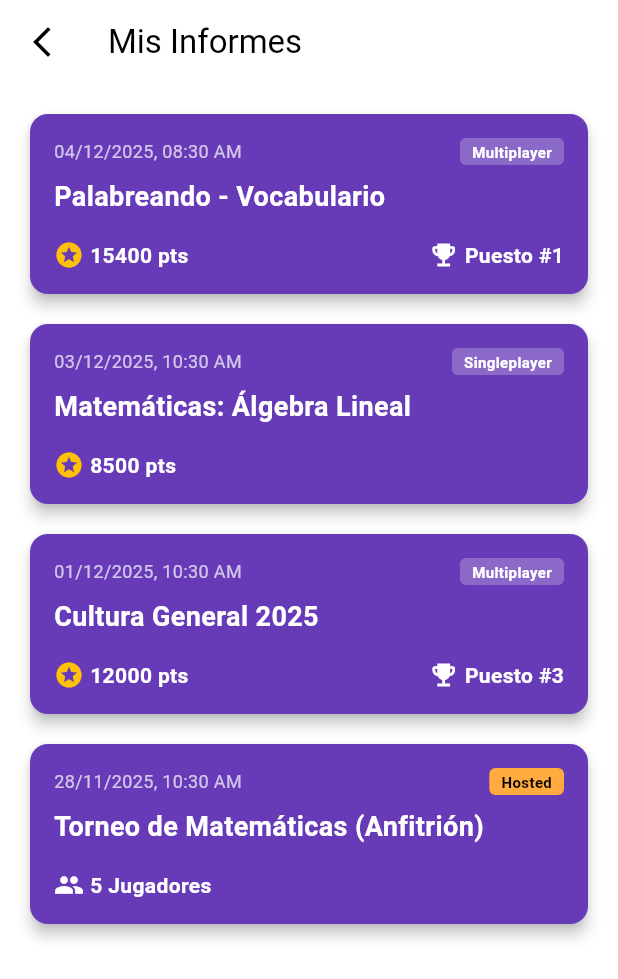
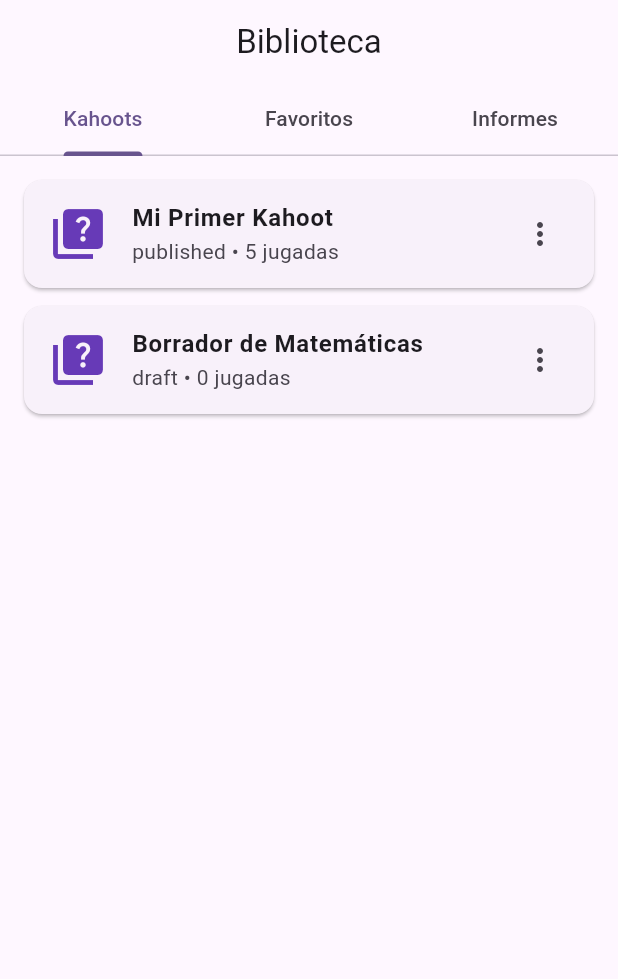
Before and after one commit to Green-Team-UCAB/green_frontend, a Flutter app: the screen it shows after launch, on a phone screen of 412 x 824 dp. Shown: the top 979 px of the screen. Run offline on Flutter 3.47's test engine with Material 3 defaults, Android fonts, the phone set to English and light mode, and no system bars; our stand-ins replace equatable, flutter_bloc, fpdart, get_it, rxdart.

Commit message:
feat(library): implementacion de mis kahoots (H7.1) y favoritos (H7.2) con tabs

```diff
--- /dev/null
+++ b/lib/features/library/domain/repositories/library_repository.dart
@@ -0,0 +1,11 @@
+import 'package:fpdart/fpdart.dart';
+import '../../../../core/error/failures.dart';
+import '../../../shared/domain/entities/kahoot_summary.dart';
+
+abstract class LibraryRepository {
+  // H7.1: Mis Kahoots creados
+  Future<Either<Failure, List<KahootSummary>>> getMyKahoots();
+
+  // H7.2: Mis Favoritos
+  Future<Either<Failure, List<KahootSummary>>> getFavorites();
+}
--- /dev/null
+++ b/lib/features/library/presentation/bloc/library_bloc.dart
@@ -0,0 +1,77 @@
+import 'package:flutter_bloc/flutter_bloc.dart';
+import 'package:equatable/equatable.dart';
+import '../../../shared/domain/entities/kahoot_summary.dart';
+import '../../domain/repositories/library_repository.dart';
+
+// EVENTOS
+abstract class LibraryEvent extends Equatable {
+  const LibraryEvent();
+
+  @override
+  List<Object> get props => [];
+}
+
+class LoadLibraryDataEvent extends LibraryEvent {}
+
+// ESTADOS
+abstract class LibraryState extends Equatable {
+  // CORRECCIÓN: Constructor const explícito para que los hijos puedan ser const
+  const LibraryState();
+
+  @override
+  List<Object> get props => [];
+}
+
+class LibraryInitial extends LibraryState {}
+
+class LibraryLoading extends LibraryState {}
+
+class LibraryLoaded extends LibraryState {
+  final List<KahootSummary> myKahoots;
+  final List<KahootSummary> favorites;
+
+  const LibraryLoaded({required this.myKahoots, required this.favorites});
+
+  @override
+  List<Object> get props => [myKahoots, favorites];
+}
+
+class LibraryError extends LibraryState {
+  final String message;
+
+  const LibraryError(this.message);
+
+  @override
+  List<Object> get props => [message];
+}
+
+// BLOC
+class LibraryBloc extends Bloc<LibraryEvent, LibraryState> {
+  final LibraryRepository repository;
+
+  LibraryBloc({required this.repository}) : super(LibraryInitial()) {
+    on<LoadLibraryDataEvent>(_onLoadData);
+  }
+
+  Future<void> _onLoadData(
+    LoadLibraryDataEvent event,
+    Emitter<LibraryState> emit,
+  ) async {
+    emit(LibraryLoading());
+
+    // Carga paralela de ambas listas
+    final myKahootsResult = await repository.getMyKahoots();
+    final favoritesResult = await repository.getFavorites();
+
+    // Lógica: Si falla alguno, mostramos error. Si ambos cargan, mostramos data.
+    myKahootsResult.fold((failure) => emit(LibraryError(failure.message)), (
+      myKahoots,
+    ) {
+      favoritesResult.fold(
+        (failure) => emit(LibraryError(failure.message)),
+        (favorites) =>
+            emit(LibraryLoaded(myKahoots: myKahoots, favorites: favorites)),
+      );
+    });
+  }
+}
--- /dev/null
+++ b/lib/features/library/presentation/pages/library_page.dart
@@ -0,0 +1,118 @@
+import 'package:flutter/material.dart';
+import 'package:flutter_bloc/flutter_bloc.dart';
+import '../../../../injection_container.dart';
+import '../bloc/library_bloc.dart';
+import '../../../shared/domain/entities/kahoot_summary.dart';
+// Importamos el módulo de Reportes que ya hicimos
+import '../../../reports/presentation/pages/reports_page.dart';
+
+class LibraryPage extends StatelessWidget {
+  const LibraryPage({super.key});
+
+  @override
+  Widget build(BuildContext context) {
+    return BlocProvider(
+      create: (context) => sl<LibraryBloc>()..add(LoadLibraryDataEvent()),
+      child: const LibraryView(),
+    );
+  }
+}
+
+class LibraryView extends StatelessWidget {
+  const LibraryView({super.key});
+
+  @override
+  Widget build(BuildContext context) {
+    return DefaultTabController(
+      length: 3, // 3 Pestañas
+      child: Scaffold(
+        appBar: AppBar(
+          title: const Text('Biblioteca'),
+          centerTitle: true,
+          bottom: const TabBar(
+            tabs: [
+              Tab(text: 'Kahoots'),
+              Tab(text: 'Favoritos'),
+              Tab(text: 'Informes'), // Aquí va la Epica 10
+            ],
+          ),
+        ),
+        body: TabBarView(
+          children: [
+            // Tab 1: Mis Kahoots
+            _MyKahootsTab(),
+
+            // Tab 2: Favoritos
+            _FavoritesTab(),
+
+            // Tab 3: Informes (Reutilizamos la página entera)
+            // Nota: ReportsPage tiene su propio Scaffold y AppBar.
+            // En una app real, refactorizaríamos ReportsPage para ser solo una View sin Scaffold,
+            // pero para este MVP funciona bien anidado.
+            const ReportsPage(),
+          ],
+        ),
+      ),
+    );
+  }
+}
+
+class _MyKahootsTab extends StatelessWidget {
+  @override
+  Widget build(BuildContext context) {
+    return BlocBuilder<LibraryBloc, LibraryState>(
+      builder: (context, state) {
+        if (state is LibraryLoading)
+          return const Center(child: CircularProgressIndicator());
+        if (state is LibraryLoaded)
+          return _KahootList(kahoots: state.myKahoots);
+        if (state is LibraryError) return Center(child: Text(state.message));
+        return const SizedBox.shrink();
+      },
+    );
+  }
+}
+
+class _FavoritesTab extends StatelessWidget {
+  @override
+  Widget build(BuildContext context) {
+    return BlocBuilder<LibraryBloc, LibraryState>(
+      builder: (context, state) {
+        if (state is LibraryLoading)
+          return const Center(child: CircularProgressIndicator());
+        if (state is LibraryLoaded)
+          return _KahootList(kahoots: state.favorites);
+        if (state is LibraryError) return Center(child: Text(state.message));
+        return const SizedBox.shrink();
+      },
+    );
+  }
+}
+
+class _KahootList extends StatelessWidget {
+  final List<KahootSummary> kahoots;
+  const _KahootList({required this.kahoots});
+
+  @override
+  Widget build(BuildContext context) {
+    return ListView.builder(
+      padding: const EdgeInsets.all(16),
+      itemCount: kahoots.length,
+      itemBuilder: (context, index) {
+        final k = kahoots[index];
+        return Card(
+          margin: const EdgeInsets.only(bottom: 12),
+          child: ListTile(
+            leading: const Icon(Icons.quiz, size: 40, color: Colors.deepPurple),
+            title: Text(
+              k.title,
+              style: const TextStyle(fontWeight: FontWeight.bold),
+            ),
+            subtitle: Text("${k.status} • ${k.playCount} jugadas"),
+            trailing: const Icon(Icons.more_vert),
+          ),
+        );
+      },
+    );
+  }
+}
--- a/lib/features/reports/presentation/pages/reports_page.dart
+++ b/lib/features/reports/presentation/pages/reports_page.dart
@@ -8,7 +8,7 @@ import '../bloc/reports_bloc.dart';
 import 'report_detail_page.dart';
 import 'host_report_page.dart';
 
-// 1. PAGE
+// 1. PAGE: Inyección
 class ReportsPage extends StatelessWidget {
   const ReportsPage({super.key});
 
@@ -21,7 +21,7 @@ class ReportsPage extends StatelessWidget {
   }
 }
 
-// 2. VIEW
+// 2. VIEW: UI Visual
 class ReportsView extends StatelessWidget {
   const ReportsView({super.key});
 
@@ -34,23 +34,19 @@ class ReportsView extends StatelessWidget {
         backgroundColor: Colors.white,
         foregroundColor: Colors.black,
         elevation: 0,
-        // ✅ BOTÓN DE ATRÁS SOLICITADO
-        leading: IconButton(
-          icon: const Icon(Icons.arrow_back_ios_new),
-          onPressed: () {
-            // Aquí iría el Navigator.pop(context) cuando integremos con Biblioteca
-            // Por ahora mostramos feedback visual
-            ScaffoldMessenger.of(context).showSnackBar(
-              const SnackBar(content: Text("Regresando a la Biblioteca...")),
-            );
-          },
-        ),
+        automaticallyImplyLeading:
+            false, // Esto asegura que no salga botón de atrás automático
       ),
       body: BlocBuilder<ReportsBloc, ReportsState>(
         builder: (context, state) {
           if (state is ReportsLoading) {
             return const Center(child: CircularProgressIndicator());
           } else if (state is ReportsLoaded) {
+            if (state.reports.isEmpty) {
+              return const Center(
+                child: Text('Aún no has jugado ningún Kahoot.'),
+              );
+            }
             return ListView.separated(
               padding: const EdgeInsets.all(16),
               itemCount: state.reports.length,
@@ -60,9 +56,6 @@ class ReportsView extends StatelessWidget {
 
                 return GestureDetector(
                   onTap: () {
-                    // LÓGICA DE NAVEGACIÓN:
-                    // Si es 'Hosted' (Anfitrión) -> HostReportPage
-                    // Si es 'Multiplayer/Singleplayer' -> ReportDetailPage
                     if (report.gameType == 'Hosted') {
                       Navigator.push(
                         context,
@@ -95,7 +88,7 @@ class ReportsView extends StatelessWidget {
   }
 }
 
-// 3. WIDGET: Tarjeta (Sin cambios, se mantiene igual)
+// 3. WIDGET: Tarjeta (Sin cambios)
 class _ReportCard extends StatelessWidget {
   final ReportSummary report;
 
@@ -107,7 +100,6 @@ class _ReportCard extends StatelessWidget {
       'dd/MM/yyyy, hh:mm a',
     ).format(report.completionDate);
 
-    // Lógica visual para distinguir Anfitrión vs Jugador
     final isHost = report.gameType == 'Hosted';
     final badgeColor = isHost ? Colors.orangeAccent : Colors.white24;
     final badgeTextColor = isHost ? Colors.black : Colors.white;
@@ -138,7 +130,7 @@ class _ReportCard extends StatelessWidget {
                     borderRadius: BorderRadius.circular(4),
                   ),
                   child: Text(
-                    report.gameType, // Hosted, Multiplayer, etc.
+                    report.gameType,
                     style: TextStyle(
                       color: badgeTextColor,
                       fontSize: 10,
--- a/lib/main.dart
+++ b/lib/main.dart
@@ -4,8 +4,8 @@ import 'package:flutter_bloc/flutter_bloc.dart';
 // Importamos el contenedor de inyección de dependencias
 import 'injection_container.dart' as di;
 
-// Importamos la página de Reportes (Épica 10)
-import 'features/reports/presentation/pages/reports_page.dart';
+// Importamos la página de Biblioteca (Épica 7)
+import 'features/library/presentation/pages/library_page.dart';
 
 void main() async {
   WidgetsFlutterBinding.ensureInitialized();
@@ -36,11 +36,11 @@ class MyApp extends StatelessWidget {
           border: OutlineInputBorder(),
           filled: true,
         ),
-        // NOTA: Eliminamos 'cardTheme' para evitar el error de tipos.
-        // Los estilos de las tarjetas se manejarán en cada widget individualmente.
+        // ✅ SOLUCIÓN: Eliminamos 'cardTheme' globalmente.
+        // Usaremos los estilos definidos en cada Widget individualmente.
       ),
-      // Arrancamos directo en la pantalla de Informes
-      home: const ReportsPage(),
+      // Arrancamos en la Biblioteca
+      home: const LibraryPage(),
     );
   }
 }
```
Also changed, not shown: lib/features/library/data/datasources/library_remote_data_source.dart (added, +56 -0 lines), lib/features/library/data/repositories/library_repository_impl.dart (added, +31 -0 lines), lib/injection_container.dart (+15 -0 lines).
